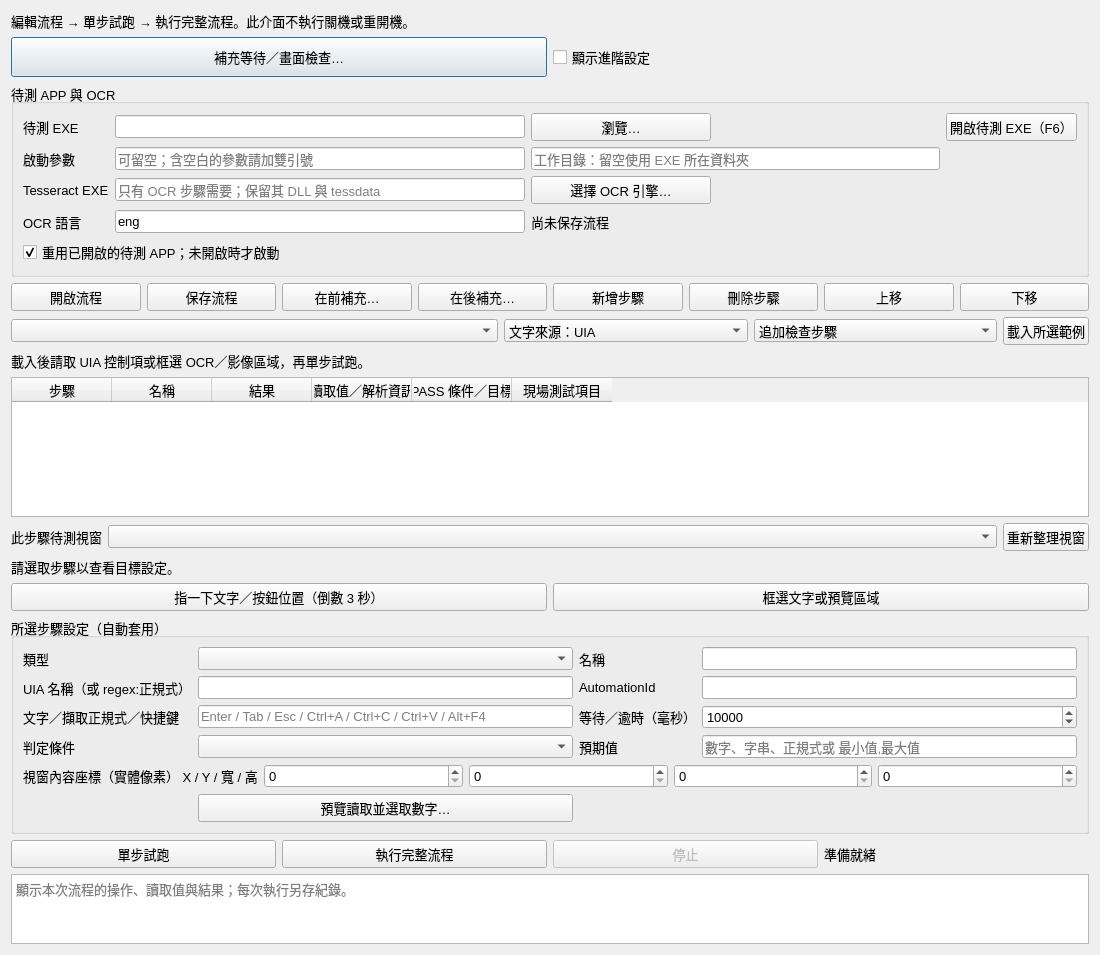
Above: source/flow_dialog.ui from MarquezLin/boot_cycle_test before the change. Below: the same form after it.
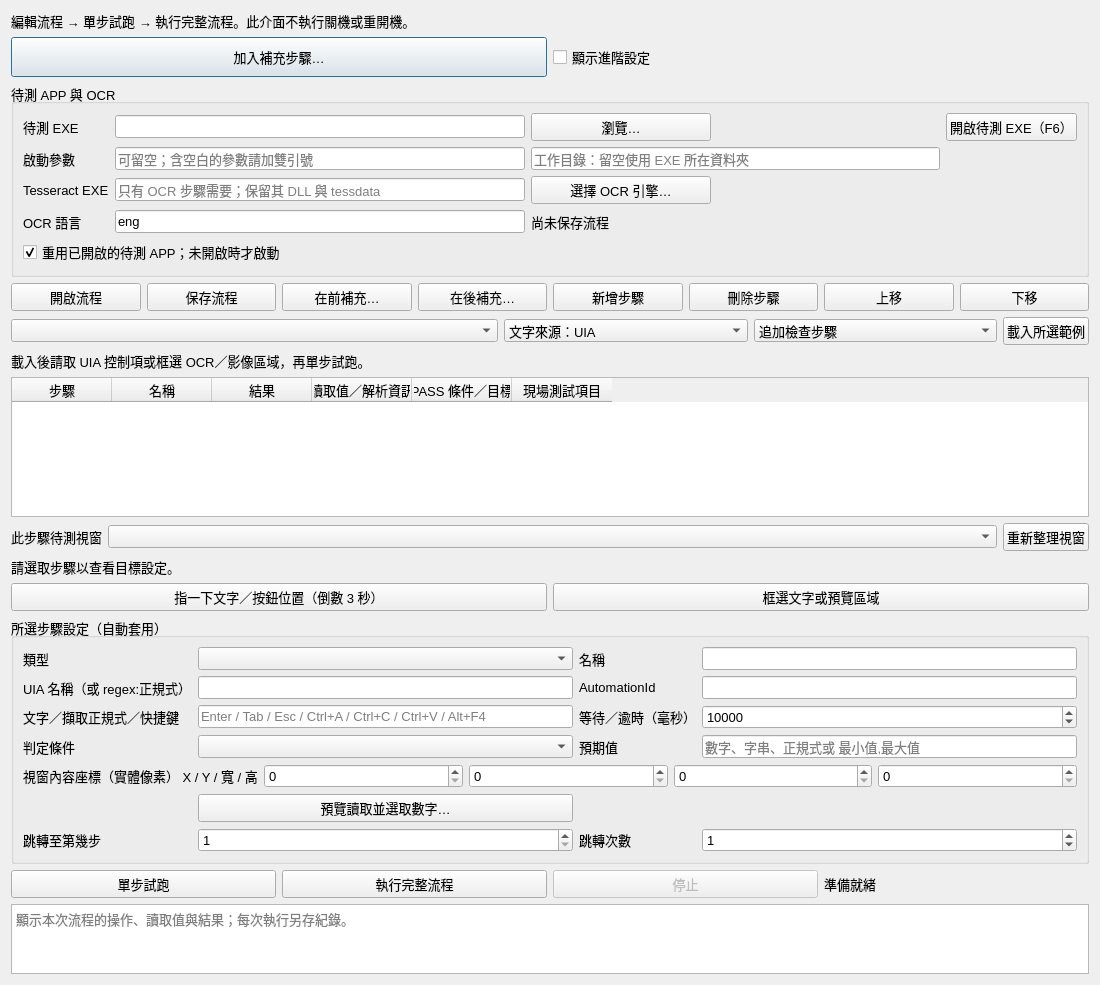
That is the form after the change.

Commit message:
Add loop and stop steps to boot test flows
- Add editable loop and stop steps with JSON support, bounded jumps, and per-round logging.
- Run repeatability flows with explicit stop steps without scheduling a relay cycle or Windows restart.
- Update application scanning, Relay Agent shutdown handling, and the sample capture-card flow.

Validation:
- git diff --cached --check passed.
- Build and runtime tests were not run for this commit.

```diff
--- a/source/flow_dialog.ui
+++ b/source/flow_dialog.ui
@@ -8,7 +8,7 @@
   <layout class="QVBoxLayout" name="mainLayout">
    <item><widget class="QLabel" name="introLabel"><property name="text"><string>編輯流程 → 單步試跑 → 執行完整流程。此介面不執行關機或重開機。</string></property><property name="wordWrap"><bool>true</bool></property></widget></item>
    <item><layout class="QHBoxLayout" name="easyLayout">
-    <item><widget class="QPushButton" name="easyButton"><property name="text"><string>補充等待／畫面檢查…</string></property><property name="minimumSize"><size><width>250</width><height>40</height></size></property></widget></item>
+    <item><widget class="QPushButton" name="easyButton"><property name="text"><string>加入補充步驟…</string></property><property name="minimumSize"><size><width>250</width><height>40</height></size></property></widget></item>
     <item><widget class="QCheckBox" name="advancedCheck"><property name="text"><string>顯示進階設定</string></property></widget></item>
    </layout></item>
    <item><widget class="QGroupBox" name="targetGroup"><property name="title"><string>待測 APP 與 OCR</string></property><layout class="QGridLayout" name="targetLayout">
@@ -95,6 +95,10 @@
     <item row="5" column="1"><widget class="QPushButton" name="previewNumberButton">
      <property name="text"><string>預覽讀取並選取數字…</string></property>
     </widget></item>
+    <item row="6" column="0"><widget class="QLabel" name="targetStepLabel"><property name="text"><string>跳轉至第幾步</string></property></widget></item>
+    <item row="6" column="1"><widget class="QSpinBox" name="targetStepSpin"><property name="minimum"><number>1</number></property><property name="maximum"><number>2147483647</number></property></widget></item>
+    <item row="6" column="2"><widget class="QLabel" name="jumpCountLabel"><property name="text"><string>跳轉次數</string></property></widget></item>
+    <item row="6" column="3"><widget class="QSpinBox" name="jumpCountSpin"><property name="maximum"><number>2147483647</number></property><property name="value"><number>1</number></property></widget></item>
    </layout></widget></item>
    <item><layout class="QHBoxLayout" name="runLayout">
     <item><widget class="QPushButton" name="singleButton"><property name="text"><string>單步試跑</string></property></widget></item>
```
The commit also changes 26 other files.
